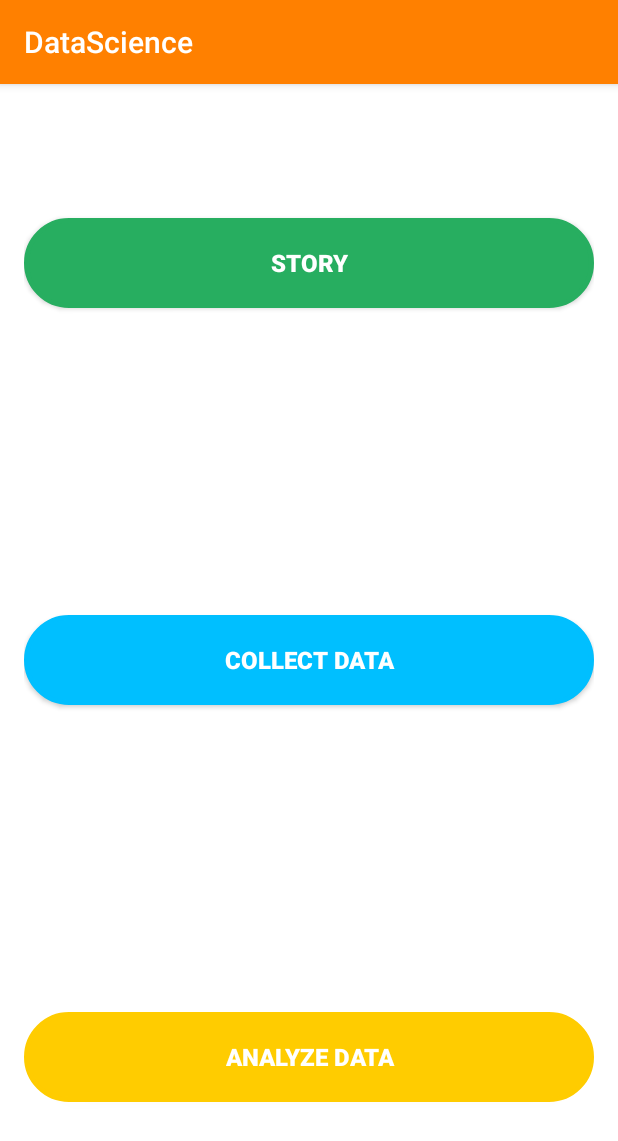
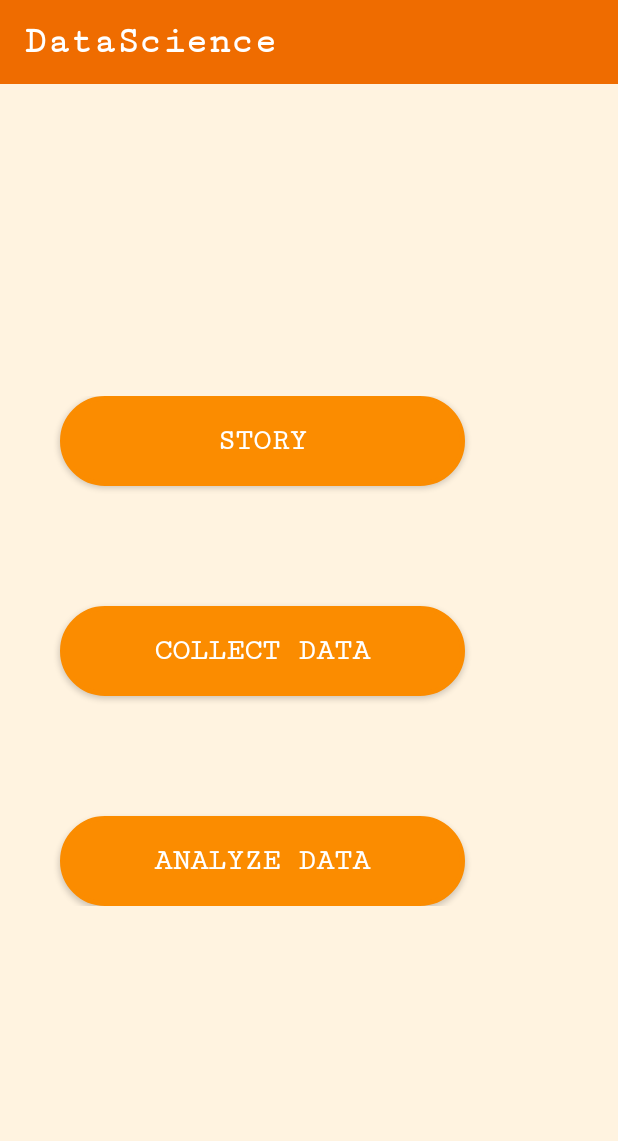
Before and after one commit to lakshay1701/DataScienceApp, an Android app: the screen it shows after launch (MainActivity), on a phone screen of 412 x 824 dp. Shown: the top 1141 px of the screen. Run offline under Robolectric (Android 15) with nearby library versions, the phone set to English and light mode, and no system bars.

Commit message:
orange color theme

```diff
--- a/app/src/main/AndroidManifest.xml
+++ b/app/src/main/AndroidManifest.xml
@@ -6,6 +6,7 @@
         android:allowBackup="true"
         android:icon="@mipmap/ic_launcher"
         android:label="@string/app_name"
+
         android:supportsRtl="true"
         android:theme="@style/AppTheme">
         <activity android:name=".MainActivity" android:screenOrientation="portrait" >
--- a/app/src/main/res/drawable/customized_buttons_analyze_data.xml
+++ b/app/src/main/res/drawable/customized_buttons_analyze_data.xml
@@ -6,9 +6,9 @@
     <gradient
         android:angle="45"
         android:centerX="35%"
-        android:centerColor="#FFCC00"
-        android:startColor="#FFCC00"
-        android:endColor="#FFCC00"
+        android:centerColor="#fb8c00"
+        android:startColor="#fb8c00"
+        android:endColor="#fb8c00"
         android:type="linear"
         />
 
@@ -18,6 +18,6 @@
         />
     <stroke
         android:width="3dp"
-        android:color="#FFCC00"
+        android:color="#fb8c00"
         />
 </shape>
--- a/app/src/main/res/drawable/customized_buttons_collect_data.xml
+++ b/app/src/main/res/drawable/customized_buttons_collect_data.xml
@@ -6,9 +6,9 @@
     <gradient
         android:angle="45"
         android:centerX="35%"
-        android:centerColor="#27ae60"
-        android:startColor="#27ae60"
-        android:endColor="#27ae60"
+        android:centerColor="#fb8c00"
+        android:startColor="#fb8c00"
+        android:endColor="#fb8c00"
         android:type="linear"
         />
 
@@ -18,6 +18,6 @@
         />
     <stroke
         android:width="3dp"
-        android:color="#27ae60"
+        android:color="#fb8c00"
         />
 </shape>
--- a/app/src/main/res/drawable/customized_buttons_story.xml
+++ b/app/src/main/res/drawable/customized_buttons_story.xml
@@ -6,9 +6,9 @@
     <gradient
         android:angle="45"
         android:centerX="35%"
-        android:centerColor="#00BFFF"
-        android:startColor="#00BFFF"
-        android:endColor="#00BFFF"
+        android:centerColor="#fb8c00"
+        android:startColor="#fb8c00"
+        android:endColor="#fb8c00"
         android:type="linear"
         />
 
@@ -18,6 +18,6 @@
         />
     <stroke
         android:width="3dp"
-        android:color="#00BFFF"
+        android:color="#fb8c00"
         />
 </shape>
--- a/app/src/main/res/layout/activity_main.xml
+++ b/app/src/main/res/layout/activity_main.xml
@@ -4,25 +4,52 @@
     android:layout_width="match_parent"
     android:layout_height="match_parent"
     android:paddingBottom="@dimen/activity_vertical_margin"
-    android:paddingLeft="@dimen/activity_horizontal_margin"
-    android:paddingRight="@dimen/activity_horizontal_margin"
-    android:paddingTop="@dimen/activity_vertical_margin"
-    android:background="@android:color/white"
+
+
+    android:background="#fff3e0"
     tools:context="com.example.user.datascienceapp.MainActivity">
 
-
+    <android.support.v7.widget.Toolbar
+        android:id="@+id/toolbar"
+        android:minHeight="?attr/actionBarSize"
+        android:background="#ef6c00"
+        android:layout_width="match_parent"
+        android:layout_height="wrap_content">
+        <TextView
+            android:layout_width="wrap_content"
+            android:layout_height="wrap_content"
+            android:text="@string/app_name"
+            android:fontFamily="serif-monospace"
+            android:textSize="25dp"
+            android:textColor="#FFFFFF"
+            android:textStyle="bold"
+            />
+    </android.support.v7.widget.Toolbar>
+    <LinearLayout
+        android:layout_width="wrap_content"
+        android:layout_height="wrap_content"
+        android:layout_centerVertical="true"
+        android:paddingTop="60dp"
+        android:paddingLeft="20dp"
+        android:paddingRight="20dp"
+        android:paddingBottom="15dp"
+        android:orientation="vertical">
     <Button
         android:layout_width="match_parent"
         android:layout_height="wrap_content"
         android:text="STORY"
+        android:fontFamily="serif-monospace"
+        android:textSize="20dp"
         android:id="@+id/story_button"
+        android:layout_marginLeft="20dp"
+        android:layout_marginRight="20dp"
         android:textStyle="bold"
         android:background="@drawable/customized_buttons_collect_data"
-        android:layout_marginTop="73dp"
+
+
         android:textColor="@android:color/white"
         android:layout_alignParentStart="true"
-        android:textSize="16dp"
-        android:layout_marginBottom="81dp" />
+        />
     <Button
         android:layout_width="match_parent"
         android:layout_height="wrap_content"
@@ -30,21 +57,31 @@
         android:id="@+id/collect_button"
         android:textColor="@android:color/white"
         android:background="@drawable/customized_buttons_story"
-        android:layout_centerVertical="true"
         android:textStyle="bold"
-        android:textSize="16dp"
+        android:fontFamily="serif-monospace"
+        android:textSize="20dp"
+        android:layout_marginLeft="20dp"
+        android:layout_marginRight="20dp"
+        android:layout_marginTop="80dp"
+        android:layout_centerInParent="true"
+        android:layout_below="@+id/story_button"
         android:layout_alignParentStart="true" />
     <Button
         android:layout_width="match_parent"
         android:layout_height="wrap_content"
         android:text="ANALYZE DATA"
+        android:layout_marginLeft="20dp"
+        android:layout_marginRight="20dp"
+        android:layout_marginTop="80dp"
         android:textStyle="bold"
         android:textColor="@android:color/white"
         android:id="@+id/analyze_button"
-        android:textSize="16dp"
+        android:fontFamily="serif-monospace"
+        android:textSize="20dp"
         android:background="@drawable/customized_buttons_analyze_data"
-        android:layout_alignParentBottom="true"
-        android:layout_alignParentStart="true"
-        android:layout_marginBottom="73dp" />
 
+
+
+         />
+    </LinearLayout>
 </RelativeLayout>
--- a/app/src/main/res/values/styles.xml
+++ b/app/src/main/res/values/styles.xml
@@ -1,9 +1,9 @@
 <resources>
 
     <!-- Base application theme. -->
-    <style name="AppTheme" parent="Theme.AppCompat.Light.DarkActionBar">
+    <style name="AppTheme" parent="Theme.AppCompat.Light.NoActionBar">
         <!-- Customize your theme here. -->
-        <item name="colorPrimary">#FF8000</item>
+        <item name="colorPrimary">#ef6c00</item>
         <item name="colorPrimaryDark">@color/colorPrimaryDark</item>
         <item name="colorAccent">@color/colorAccent</item>
     </style>
```
Also changed, not shown: app/src/main/java/com/example/user/datascienceapp/MainActivity.java (+8 -0 lines), app/src/main/res/drawable/index.jpg (deleted).
